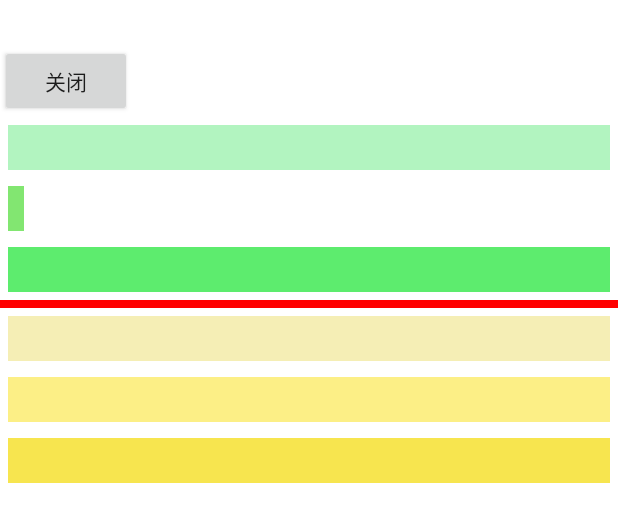
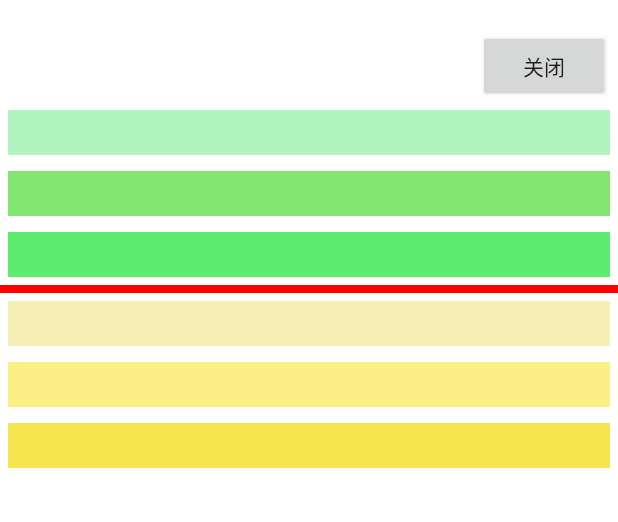
Before and after one commit to hudawei996/vase, an Android app: the layout detail.xml on its own in the app's theme, with its tools: preview values and no code run, on a phone screen of 412 x 824 dp. Shown: the top 522 px of the screen. Run offline under Robolectric (Android 15) with nearby library versions, the phone set to English and light mode, and no system bars.

Commit message:
no message

```diff
--- a/app/src/main/res/layout/detail.xml
+++ b/app/src/main/res/layout/detail.xml
@@ -1,22 +1,29 @@
 <?xml version="1.0" encoding="utf-8"?>
-<ScrollView xmlns:android="http://schemas.android.com/apk/res/android"
+<LinearLayout xmlns:android="http://schemas.android.com/apk/res/android"
               android:layout_width="match_parent"
               android:layout_height="match_parent"
+              android:background="#fff"
+              android:gravity="right"
+              android:orientation="vertical">
 
-            android:background="#fff">
-
-    <LinearLayout
-        android:layout_width="match_parent"
-        android:layout_height="wrap_content"
-        android:orientation="vertical"
-        android:layout_marginTop="30dp">
 
     <Button
         android:id="@+id/close"
         android:layout_width="wrap_content"
         android:layout_height="wrap_content"
-            android:text="关闭"
-            android:layout_marginRight="5dp"/>
+        android:layout_marginRight="5dp"
+        android:layout_marginTop="20dp"
+        android:text="关闭"/>
+
+    <ScrollView
+        android:layout_width="match_parent"
+        android:layout_height="match_parent">
+
+        <LinearLayout
+            android:layout_width="match_parent"
+            android:layout_height="wrap_content"
+
+            android:orientation="vertical">
 
             <TextView
                 android:id="@+id/reqStateLine"
@@ -29,7 +36,7 @@
 
             <TextView
                 android:id="@+id/reqHeaders"
-            android:layout_width="wrap_content"
+                android:layout_width="match_parent"
                 android:layout_height="wrap_content"
                 android:layout_margin="5dp"
                 android:background="#82e671"
@@ -82,6 +89,7 @@
                 android:padding="5dp"
                 android:textColor="#000"
                 />
+
             <ImageView
                 android:id="@+id/img"
                 android:layout_width="match_parent"
@@ -90,3 +98,4 @@
                 />
         </LinearLayout>
     </ScrollView>
+</LinearLayout>
```
Lines whose indentation alone changed are shown as unchanged.
